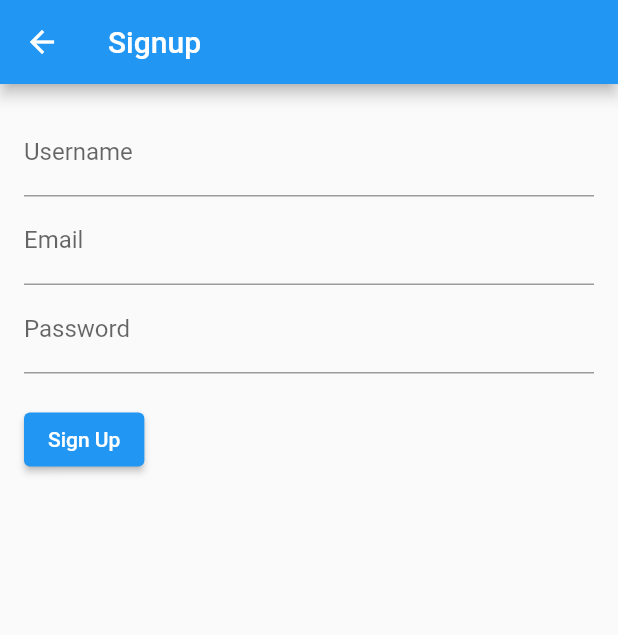
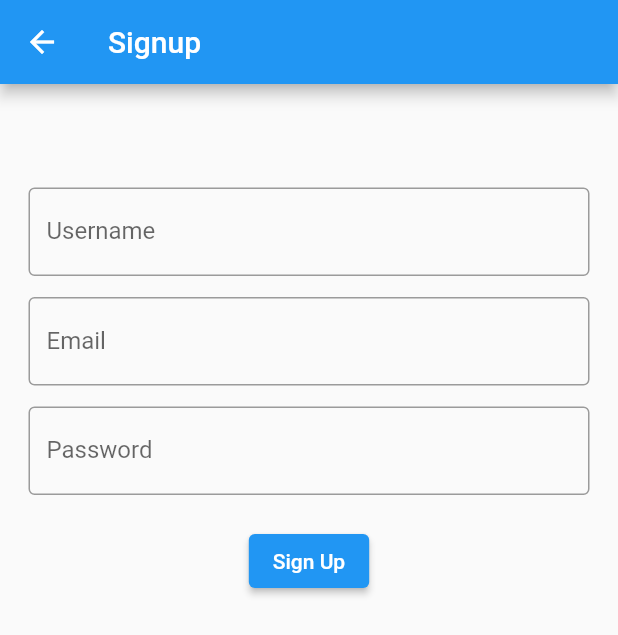
Before and after one commit to pranjalsingh03/flipkart-clone, a Flutter app: the SignupPage screen opened directly, on a phone screen of 412 x 824 dp. Shown: the top 635 px of the screen. Run offline on Flutter 3.47's test engine with Material 2 defaults, Android fonts, the phone set to English and light mode, and no system bars; our stand-ins replace carousel_slider.

Commit message:
position and styles updated

```diff
--- a/lib/pages/newuser.dart
+++ b/lib/pages/newuser.dart
@@ -39,12 +39,13 @@ class _SignupPageState extends State<SignupPage> {
     return Scaffold(
       appBar: AppBar(title: Text('Signup')),
       body: Padding(
-        padding: EdgeInsets.all(16.0),
+        padding: EdgeInsets.all(19.0),
         child: Form(
           key: _formKey,
           child: Column(
             crossAxisAlignment: CrossAxisAlignment.start,
             children: <Widget>[
+              Padding(padding: EdgeInsets.only(top: 50)),
               TextFormField(
                 controller: _usernameController,
                 validator: (value) {
@@ -53,8 +54,11 @@ class _SignupPageState extends State<SignupPage> {
                   }
                   return null;
                 },
-                decoration: InputDecoration(labelText: 'Username'),
+                decoration: InputDecoration(
+                border: OutlineInputBorder(),
+                labelText: 'Username'),
               ),
+              Padding(padding: EdgeInsets.symmetric(vertical: 7)),
               TextFormField(
                 controller: _emailController,
                 validator: (value) {
@@ -64,9 +68,12 @@ class _SignupPageState extends State<SignupPage> {
                   // You can add more complex email validation if needed
                   return null;
                 },
-                decoration: InputDecoration(labelText: 'Email'),
+                decoration: InputDecoration(border: OutlineInputBorder(),
+                labelText: 'Email'),
               ),
+              Padding(padding: EdgeInsets.symmetric(vertical: 7)),
               TextFormField(
+
                 controller: _passwordController,
                 obscureText: true,
                 validator: (value) {
@@ -76,13 +83,17 @@ class _SignupPageState extends State<SignupPage> {
                   // You can add more password validation rules if needed
                   return null;
                 },
-                decoration: InputDecoration(labelText: 'Password'),
+                decoration: InputDecoration(
+                  border: OutlineInputBorder(),
+                  labelText: 'Password'),
               ),
               SizedBox(height: 20),
+              Center(
+                child:
               ElevatedButton(
                 onPressed: _submitForm,
                 child: Text('Sign Up'),
-              ),
+              )),
             ],
           ),
         ),
```
